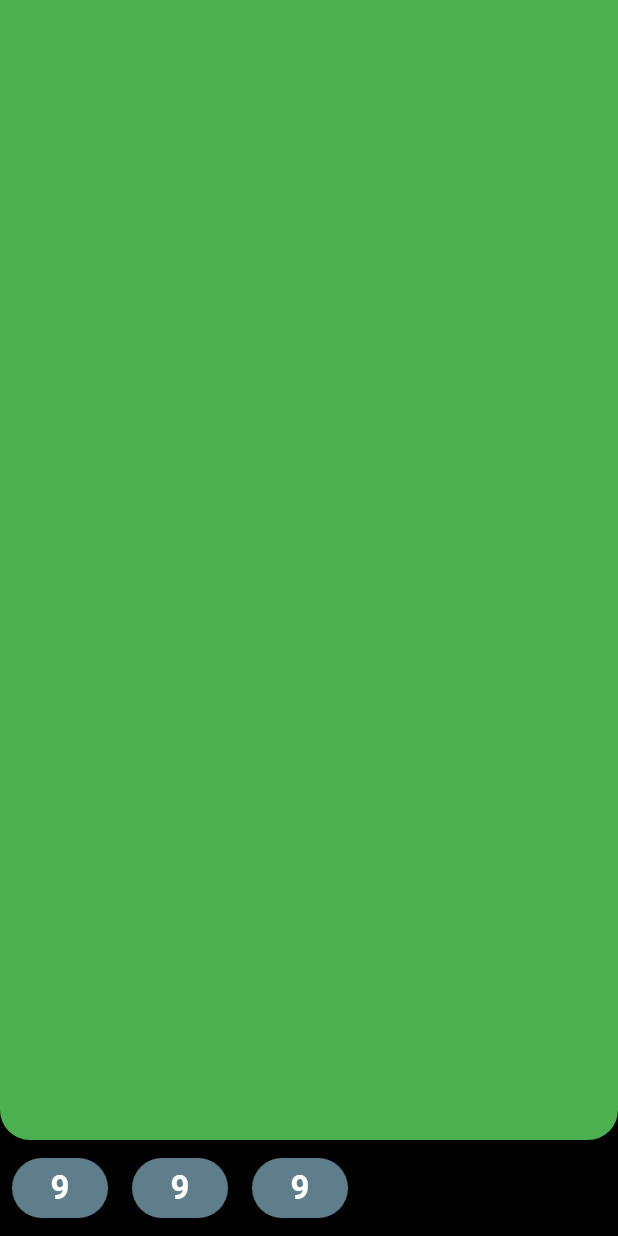
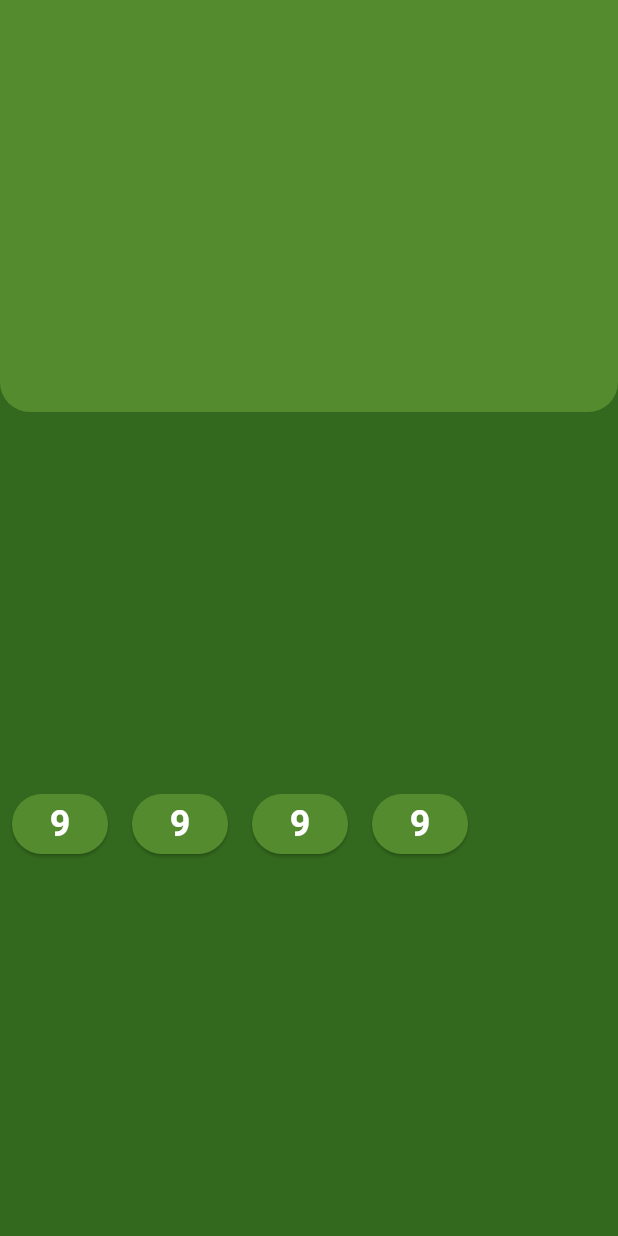
Before and after one commit to mynulyt/Calculator-App, a Flutter app: the screen it shows after launch, on a phone screen of 412 x 824 dp. Run offline on Flutter 3.47's test engine with Material 3 defaults, Android fonts, the phone set to English and light mode, and no system bars.

Commit message:
custom widget

```diff
--- a/lib/calculator.dart
+++ b/lib/calculator.dart
@@ -16,9 +16,10 @@ class _CalculatorState extends State<Calculator> {
         mainAxisAlignment: MainAxisAlignment.center,
         children: [
           Expanded(
+            flex: 1,
             child: Container(
               decoration: BoxDecoration(
-                color: Colors.green,
+                color: Colors.lightGreen[800],
                 borderRadius: BorderRadius.only(
                   bottomLeft: Radius.circular(20),
                   bottomRight: Radius.circular(20),
@@ -26,7 +27,17 @@ class _CalculatorState extends State<Calculator> {
               ),
             ),
           ),
-          Row(children: [CustomButtom(), CustomButtom(), CustomButtom()]),
+          Expanded(
+            flex: 2,
+            child: Row(
+              children: [
+                CustomButtom(),
+                CustomButtom(),
+                CustomButtom(),
+                CustomButtom(),
+              ],
+            ),
+          ),
         ],
       ),
     );
--- a/lib/custom_widget.dart
+++ b/lib/custom_widget.dart
@@ -9,7 +9,7 @@ class CustomButtom extends StatelessWidget {
       padding: const EdgeInsets.all(8.0),
       child: ElevatedButton(
         style: ElevatedButton.styleFrom(
-          backgroundColor: Colors.blueGrey,
+          backgroundColor: Colors.lightGreen[800],
           shape: RoundedRectangleBorder(
             borderRadius: BorderRadius.circular(20),
           ),
@@ -19,7 +19,7 @@ class CustomButtom extends StatelessWidget {
           "9",
           style: TextStyle(
             color: Colors.white,
-            fontSize: 22,
+            fontSize: 24,
             fontWeight: FontWeight.bold,
           ),
         ),
--- a/lib/main.dart
+++ b/lib/main.dart
@@ -9,7 +9,10 @@ class MyApp extends StatelessWidget {
   @override
   Widget build(BuildContext context) {
     return MaterialApp(
-      home: Scaffold(backgroundColor: Colors.black, body: Calculator()),
+      home: Scaffold(
+        backgroundColor: Colors.lightGreen[900],
+        body: Calculator(),
+      ),
     );
   }
 }
```
